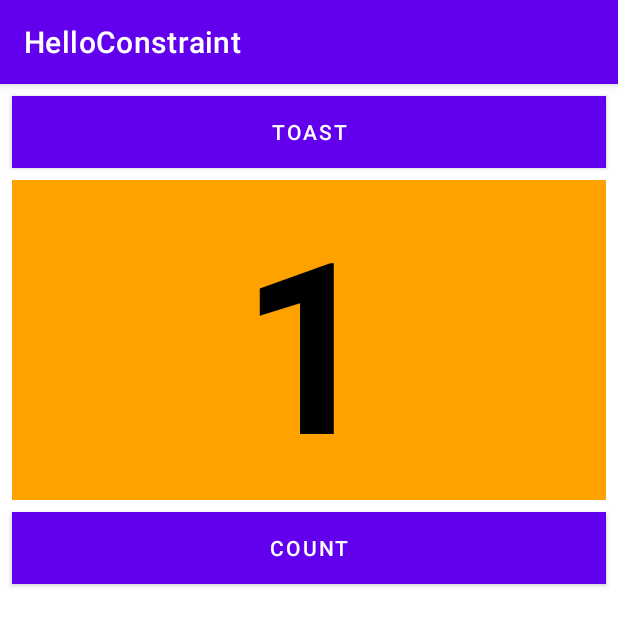
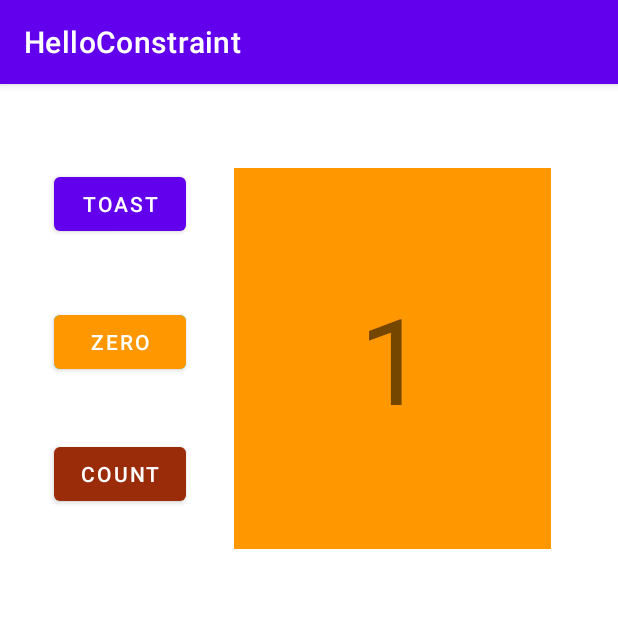
Before and after one commit to AniketH13/HelloConstraint, an Android app: the screen it shows after launch (MainActivity), after a tap on "COUNT", on a phone screen of 412 x 824 dp. Shown: the top 626 px of the screen. Run offline under Robolectric (Android 15) with nearby library versions, the phone set to English and light mode, and no system bars.

Commit message:
Homework_push

```diff
--- a/app/src/main/java/com/hyozu/example/helloconstraint/MainActivity.java
+++ b/app/src/main/java/com/hyozu/example/helloconstraint/MainActivity.java
@@ -1,33 +1,65 @@
 package com.hyozu.example.helloconstraint;
-
+import androidx.annotation.RequiresApi;
 import androidx.appcompat.app.AppCompatActivity;
 
+import android.os.Build;
 import android.os.Bundle;
 import android.view.View;
+import android.widget.Button;
 import android.widget.TextView;
 import android.widget.Toast;
 
 public class MainActivity extends AppCompatActivity {
-
-    private int mCount = 0;
-    private TextView mShowCount;
-
+    private Button btn_toast;
+    private Button btn_count;
+    private Button btn_reset;
+    private TextView counter;
+    private int count=0;
     @Override
     protected void onCreate(Bundle savedInstanceState) {
         super.onCreate(savedInstanceState);
         setContentView(R.layout.activity_main);
-        mShowCount = (TextView) findViewById(R.id.show_count);
-    }
+        btn_toast=findViewById(R.id.button);
+        btn_count=findViewById(R.id.button3);
+        btn_reset=findViewById(R.id.button2);
+        counter=findViewById(R.id.textView);
+        btn_toast.setOnClickListener(new View.OnClickListener(){
+            @Override
+            public void onClick(View v){
 
-    public void ShowToast(View view) {
-        Toast toast = Toast.makeText(this, R.string.toast_message,
-                Toast.LENGTH_SHORT);
-        toast.show();
-    }
+                Toast.makeText(MainActivity.this,"Hello Toast!",Toast.LENGTH_LONG).show();
 
-    public void countUp(View view) {
-        mCount++;
-        if (mShowCount != null)
-            mShowCount.setText(Integer.toString(mCount));
+            }
+        });
+        btn_count.setOnClickListener(new View.OnClickListener(){
+            @RequiresApi(api = Build.VERSION_CODES.M)
+            @Override
+            public void onClick(View v){
+
+
+                count=count+1;
+
+                counter.setText(""+count);
+                btn_reset.setBackgroundColor(btn_reset.getContext().getResources().getColor(R.color.morange, null));
+                if(count%2==0){
+                    btn_count.setBackgroundColor(getResources().getColor(R.color.black, null));
+                    // btn_count.setBackgroundColor(btn_count.getContext().getResources().getColor(R.color.black, null));
+                }
+                else {
+                    btn_count.setBackgroundColor(btn_count.getContext().getResources().getColor(R.color.mred, null));
+                }
+
+            }
+        });
+        btn_reset.setOnClickListener(new View.OnClickListener() {
+            @RequiresApi(api = Build.VERSION_CODES.M)
+            @Override
+            public void onClick(View v) {
+                count=0;
+                counter.setText(""+count);
+                btn_reset.setBackgroundColor(btn_count.getContext().getResources().getColor(R.color.teal_200, null));
+                btn_count.setBackgroundColor(btn_count.getContext().getResources().getColor(R.color.purple_500, null));
+            }
+        });
     }
 }
--- a/app/src/main/res/layout/activity_main.xml
+++ b/app/src/main/res/layout/activity_main.xml
@@ -1,53 +1,54 @@
 <?xml version="1.0" encoding="utf-8"?>
-<RelativeLayout  xmlns:android="http://schemas.android.com/apk/res/android"
+
+<androidx.constraintlayout.widget.ConstraintLayout xmlns:android="http://schemas.android.com/apk/res/android"
+    xmlns:app="http://schemas.android.com/apk/res-auto"
     xmlns:tools="http://schemas.android.com/tools"
     android:layout_width="match_parent"
     android:layout_height="match_parent"
-    android:orientation="vertical"
     tools:context=".MainActivity">
 
-    <Button
-        android:id="@+id/button_toast"
-        android:layout_width="match_parent"
-        android:layout_height="wrap_content"
-        android:layout_marginStart="8dp"
-        android:layout_marginTop="8dp"
-        android:layout_marginEnd="8dp"
-        android:background="@color/black"
-        android:text="@string/button_label_Toast"
-        android:onClick="ShowToast"
-        android:textColor="@android:color/white" />
 
     <TextView
-        android:id="@+id/show_count"
-        android:layout_width="match_parent"
-        android:layout_height="wrap_content"
-        android:layout_marginStart="8dp"
-        android:layout_marginTop="8dp"
-        android:layout_marginEnd="8dp"
-        android:layout_marginBottom="8dp"
-        android:background="#FFA200"
-        android:gravity="center_vertical"
-        android:text="@string/count_initial_value"
-        android:textAlignment="center"
-        android:textColor="@color/black"
-        android:textSize="160sp"
-        android:textStyle="bold"
-        android:layout_below="@+id/button_toast"
-        android:layout_alignParentLeft="true"
-        android:layout_alignParentStart="true"/>
+        android:id="@+id/textView"
+        android:layout_width="211dp"
+        android:layout_height="254dp"
+        android:layout_marginStart="32dp"
+        android:layout_marginTop="56dp"
+        android:background="#FF9800"
+        android:gravity="center"
+        android:text="0"
+        android:textSize="80sp"
+        app:layout_constraintStart_toEndOf="@+id/button"
+        app:layout_constraintTop_toTopOf="parent" />
 
     <Button
-        android:id="@+id/button_Count"
-        android:layout_width="match_parent"
+        android:id="@+id/button"
+        android:layout_width="wrap_content"
         android:layout_height="wrap_content"
-        android:layout_marginStart="8dp"
-        android:layout_marginEnd="8dp"
-        android:layout_marginBottom="8dp"
-        android:background="@color/black"
-        android:onClick="countUp"
-        android:text="@string/button_label_count"
-        android:textColor="@android:color/white"
-        android:layout_below="@+id/show_count"
-        android:layout_centerHorizontal="true"/>
-</RelativeLayout >
+        android:layout_marginStart="36dp"
+        android:layout_marginTop="56dp"
+        android:text="Toast"
+        app:layout_constraintStart_toStartOf="parent"
+        app:layout_constraintTop_toTopOf="parent" />
+
+    <Button
+        android:id="@+id/button2"
+        android:layout_width="wrap_content"
+        android:layout_height="wrap_content"
+        android:layout_marginStart="36dp"
+        android:layout_marginTop="44dp"
+        android:backgroundTint="@color/teal_200"
+        android:text="zero"
+        app:layout_constraintStart_toStartOf="parent"
+        app:layout_constraintTop_toBottomOf="@+id/button" />
+
+    <Button
+        android:id="@+id/button3"
+        android:layout_width="wrap_content"
+        android:layout_height="wrap_content"
+        android:layout_marginStart="36dp"
+        android:layout_marginTop="40dp"
+        android:text="count"
+        app:layout_constraintStart_toStartOf="parent"
+        app:layout_constraintTop_toBottomOf="@+id/button2" />
+</androidx.constraintlayout.widget.ConstraintLayout>
--- a/app/src/main/res/values/colors.xml
+++ b/app/src/main/res/values/colors.xml
@@ -7,4 +7,6 @@
     <color name="teal_700">#FF018786</color>
     <color name="black">#FF000000</color>
     <color name="white">#FFFFFFFF</color>
+    <color name="morange">#FF9800</color>
+    <color name="mred">#9A2C09</color>
 </resources>
```
Also changed, not shown: 12 other files.
